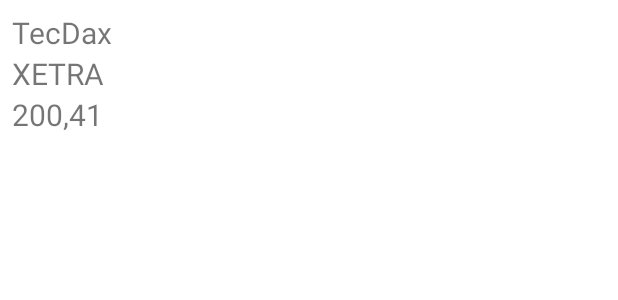
After one commit to Narazgul/MyStocksGo, an Android app: the layout instrument_item.xml on its own in the app's theme, with its tools: preview values and no code run, on a phone screen of 412 x 824 dp. The commit adds this screen. Shown: the top 300 px of the screen. Run offline under Robolectric (Android 15) with nearby library versions, the phone set to English and light mode, and no system bars.

Commit message:
Add simple basic RecyclerView and Adapter

```diff
--- /dev/null
+++ b/app/src/main/res/layout/instrument_item.xml
@@ -0,0 +1,39 @@
+<?xml version="1.0" encoding="utf-8"?>
+<androidx.constraintlayout.widget.ConstraintLayout xmlns:android="http://schemas.android.com/apk/res/android"
+    xmlns:app="http://schemas.android.com/apk/res-auto"
+    xmlns:tools="http://schemas.android.com/tools"
+    android:layout_width="match_parent"
+    android:layout_height="wrap_content">
+
+    <TextView
+        android:id="@+id/instrument"
+        android:layout_width="wrap_content"
+        android:layout_height="wrap_content"
+        android:layout_marginStart="@dimen/d8"
+        android:layout_marginTop="@dimen/d8"
+        android:textSize="20sp"
+        app:layout_constraintStart_toStartOf="parent"
+        app:layout_constraintTop_toTopOf="parent"
+        tools:text="TecDax" />
+
+    <TextView
+        android:id="@+id/exchange"
+        android:layout_width="wrap_content"
+        android:layout_height="wrap_content"
+        android:textSize="20sp"
+        app:layout_constraintStart_toStartOf="@id/instrument"
+        app:layout_constraintTop_toBottomOf="@id/instrument"
+        tools:text="XETRA" />
+
+    <TextView
+        android:id="@+id/quote"
+        android:layout_width="wrap_content"
+        android:layout_height="wrap_content"
+        android:layout_marginBottom="@dimen/d8"
+        android:textSize="20sp"
+        app:layout_constraintBottom_toBottomOf="parent"
+        app:layout_constraintStart_toStartOf="@id/instrument"
+        app:layout_constraintTop_toBottomOf="@id/exchange"
+        tools:text="200,41" />
+
+</androidx.constraintlayout.widget.ConstraintLayout>
--- /dev/null
+++ b/app/src/main/res/values/dimen.xml
@@ -0,0 +1,4 @@
+<?xml version="1.0" encoding="utf-8"?>
+<resources>
+    <dimen name="d8">8dp</dimen>
+</resources>
```
Also changed, not shown: app/src/main/java/com/example/mystocksgo/Instrument.kt (added, +7 -0 lines), app/src/main/java/com/example/mystocksgo/InstrumentAdapter.kt (added, +39 -0 lines), app/src/main/java/com/example/mystocksgo/MainActivity.kt (+6 -1 lines), app/src/main/res/layout/activity_main.xml (+9 -7 lines).
